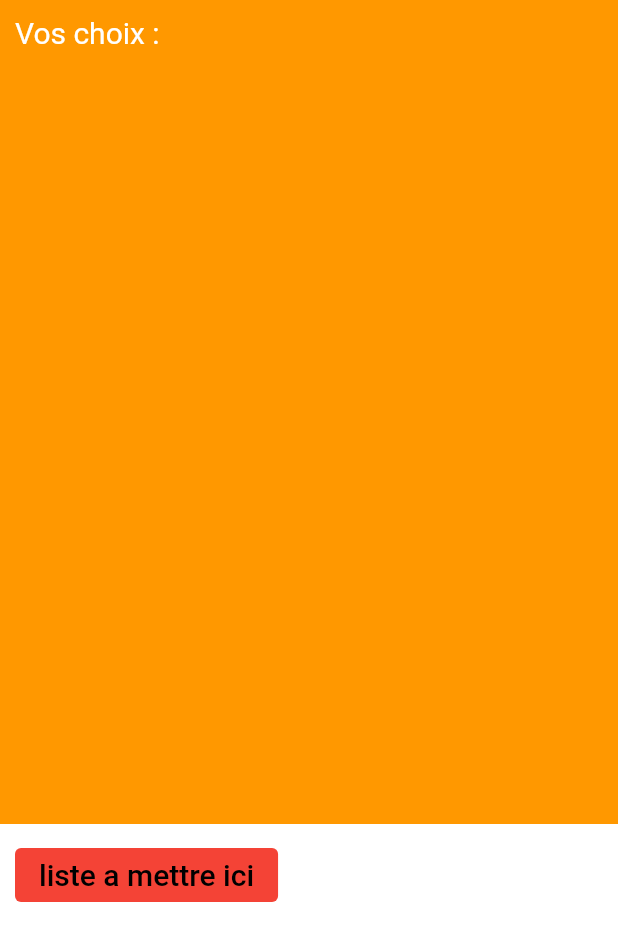
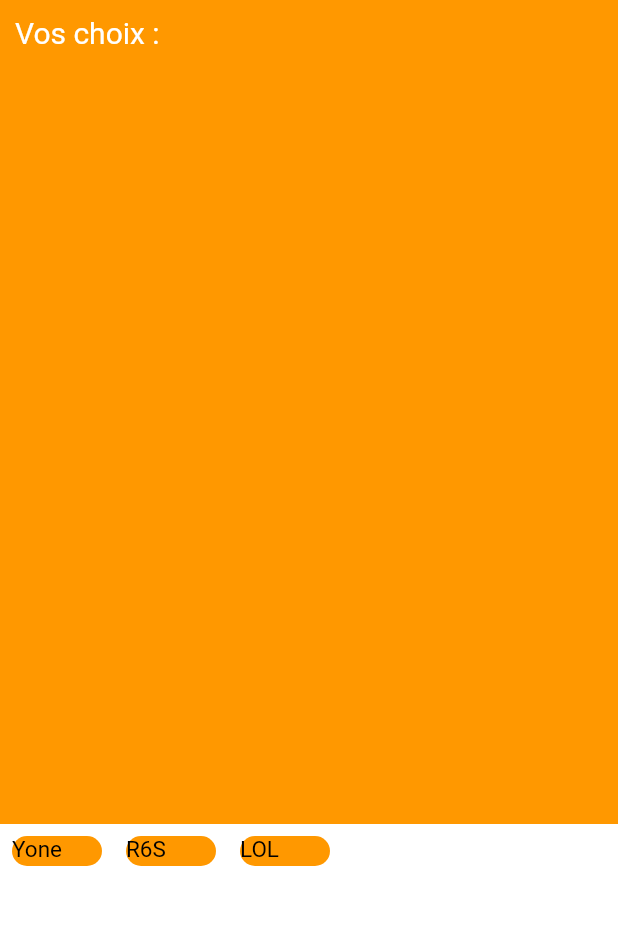
Before and after one commit to YanisGitHubCours/tp_flutter, a Flutter app: the screen it shows after launch, on a phone screen of 412 x 824 dp. Shown: the top 941 px of the screen. Run offline on Flutter 3.47's test engine with Material 2 defaults, Android fonts, the phone set to English and light mode, and no system bars; missing offline and left inert: dart:ffi.

Commit message:
display button list and select button

```diff
--- /dev/null
+++ b/lib/Item.dart
@@ -0,0 +1,13 @@
+import 'dart:ffi';
+
+class Item {
+  final String title;
+  late bool status;
+  int counter = 0;
+
+  Item(this.title);
+
+  void setStatus(bool isClicked){
+    status = isClicked;
+  }
+}
--- a/lib/choice_item.dart
+++ b/lib/choice_item.dart
@@ -1,12 +1,35 @@
 import 'package:flutter/material.dart';
+import 'package:tp/Item.dart';
 
 class ChoiceItems extends StatelessWidget {
+  final Item myItem;
+
+  // Require an item to create a list
+  const ChoiceItems({
+    Key? key,
+    required this.myItem,
+  }) : super(key: key);
 
   @override
   Widget build(BuildContext context) {
-    return const ListTile(
-      leading: Icon(Icons.person),
-      title: Text("Rainbow six siege"),
+    return Padding(
+      padding: const EdgeInsets.all(8.0),
+      child: Container(
+        width: 60,
+        height: 20,
+        child: Text(
+          myItem.title,
+          style: TextStyle(
+            color: Colors.black,
+            fontSize: 15,
+          ),
+        ),
+        decoration: BoxDecoration(
+            color: Colors.orange,
+            borderRadius: BorderRadius.all(
+              Radius.circular(25.0),
+            )),
+      ),
     );
   }
 }
--- a/lib/footer.dart
+++ b/lib/footer.dart
@@ -1,7 +1,13 @@
 import 'package:flutter/material.dart';
 import 'choice_item.dart';
+import 'package:tp/Item.dart';
 
 class Footer extends StatelessWidget {
+  final List<Item> _items = List.generate(3, (int index) {
+    final List<String> _tag = ["Yone", "R6S", "LOL"];
+    return Item(_tag[index]);
+  });
+
   @override
   Widget build(BuildContext context) {
     return Scaffold(
@@ -9,26 +15,23 @@ class Footer extends StatelessWidget {
         color: Colors.white,
           child: Align(
             alignment: Alignment.topLeft,
-            child: Padding(
-              padding: const EdgeInsets.all(10),
-              child: ElevatedButton(
-                style: ButtonStyle(
-                    backgroundColor: MaterialStateProperty.all<Color>(Colors.red)
-                ),
-                onPressed: null,
-                child: Text(
-                  "liste a mettre ici",
-                  style: TextStyle(
-                      fontSize: 20,
-                      color: Colors.black
-                  ),
-                ),
-              ),
+            child: Row(
+              children: [
+                for ( var i in _items )
+                  GestureDetector(
+                      child: ChoiceItems(myItem: i),
+                    onTap: (){
+                        i.counter = i.counter + 1;
+                        i.status = true;
+                        if (i.counter%2 == 0){
 
-
+                        }
+                    },
+                  )
+              ],
             ),
           ),
-        ),
-      );
+      ),
+    );
   }
 }
```
